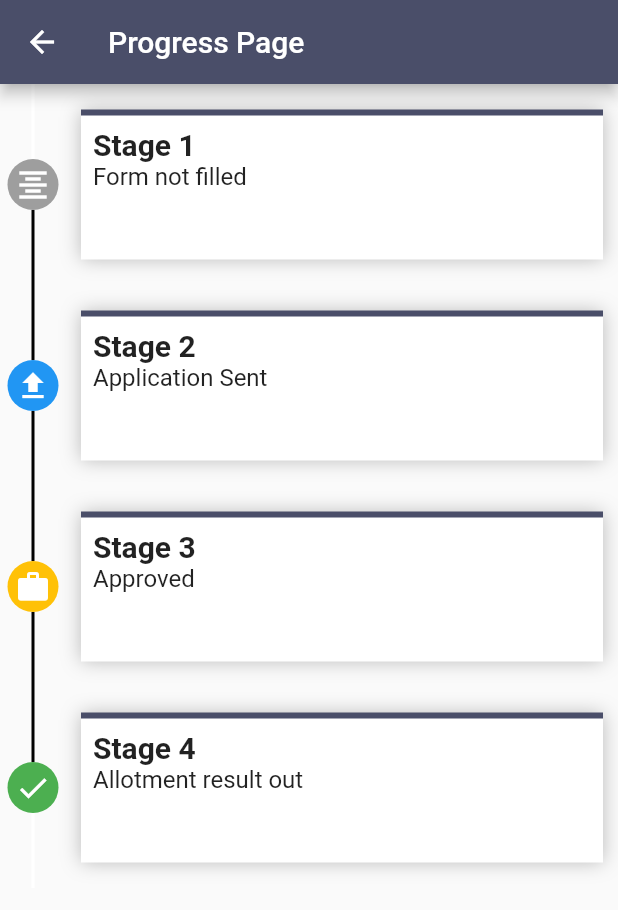
After one commit to ABNarwal/MelaKDB, a Flutter app: the ProfilePage screen opened directly, after a tap on "Check Progress", on a phone screen of 412 x 824 dp. The commit adds this screen. Shown: the top 910 px of the screen. Run offline on Flutter 3.47's test engine with Material 2 defaults, Android fonts, the phone set to English and light mode, and no system bars; our stand-ins replace file_picker, firebase_auth, firebase_core, fluttertoast, get, google_sign_in and 3 more; accounts and stored records are empty.

Commit message:
added progress+ search

```diff
--- a/lib/main.dart
+++ b/lib/main.dart
@@ -1,6 +1,7 @@
 import 'package:firebase_core/firebase_core.dart';
 import 'package:http/http.dart';
 import 'package:flutter/material.dart';
+import 'package:mgmt/pages/Display.dart';
 import 'package:mgmt/pages/ShowListPage.dart';
 import 'package:mgmt/pages/details.dart';
 import 'package:mgmt/pages/list.dart';
@@ -11,6 +12,7 @@ import 'package:mgmt/pages/profile.dart';
 import 'package:mgmt/provider/google_sign_in.dart';
 import 'package:provider/provider.dart';
 import 'package:http/http.dart' as http;
+import 'package:timelines/timelines.dart';
 
 const primaryColor = Color(0xFF4a4e69);
 Future<void> main() async {
@@ -32,6 +34,6 @@ class MyApp extends StatelessWidget {
   @override
   Widget build(BuildContext context) => Scaffold(
         //body: ShopAlloc(),
-        body: ProfilePage(),
+        body: DisplayPage(),
       );
 }
--- a/lib/pages/profile.dart
+++ b/lib/pages/profile.dart
@@ -3,6 +3,7 @@ import 'package:mgmt/pages/Gallery.dart';
 import 'package:mgmt/pages/details.dart';
 import 'package:flutter/material.dart';
 import 'package:mgmt/pages/home.dart';
+import 'package:mgmt/pages/progress.dart';
 import 'package:mgmt/pages/raiseIssue.dart';
 
 class ProfilePage extends StatefulWidget {
@@ -82,36 +83,36 @@ class _ProfilePageState extends State<ProfilePage> {
                 const SizedBox(
                   height: 10,
                 ),
-                SizedBox(
-                  // height: 80,
-                  child: Card(
-                    semanticContainer: false,
-                    //clipBehavior:
-                    elevation: 10,
-                    //shadowColor: Color(0xff1DB954),
-                    color: Color(0xff4a4e69),
-                    margin: EdgeInsets.all(5),
-                    child: Column(
-                      crossAxisAlignment: CrossAxisAlignment.center,
-                      mainAxisAlignment: MainAxisAlignment.center,
-                      children: [
-                        ListTile(
-                          leading: Icon(
-                            Icons.settings,
-                            color: Colors.white,
-                          ),
-                          title: Text(
-                            'Settings',
-                            style: TextStyle(color: Colors.white),
-                          ),
-                        ),
-                      ],
-                    ),
-                  ),
-                ),
-                const SizedBox(
-                  height: 10,
-                ),
+                // SizedBox(
+                //   // height: 80,
+                //   child: Card(
+                //     semanticContainer: false,
+                //     //clipBehavior:
+                //     elevation: 10,
+                //     //shadowColor: Color(0xff1DB954),
+                //     color: Color(0xff4a4e69),
+                //     margin: EdgeInsets.all(5),
+                //     child: Column(
+                //       crossAxisAlignment: CrossAxisAlignment.center,
+                //       mainAxisAlignment: MainAxisAlignment.center,
+                //       children: [
+                //         ListTile(
+                //           leading: Icon(
+                //             Icons.settings,
+                //             color: Colors.white,
+                //           ),
+                //           title: Text(
+                //             'Settings',
+                //             style: TextStyle(color: Colors.white),
+                //           ),
+                //         ),
+                //       ],
+                //     ),
+                //   ),
+                // ),
+                // const SizedBox(
+                //   height: 10,
+                // ),
                 SizedBox(
                   // height: 80,
                   child: Card(
@@ -216,6 +217,44 @@ class _ProfilePageState extends State<ProfilePage> {
                     ),
                   ),
                 ),
+                const SizedBox(
+                  height: 10,
+                ),
+                SizedBox(
+                  // height: 80,
+                  child: Card(
+                    semanticContainer: false,
+                    //clipBehavior:
+                    elevation: 10,
+                    //shadowColor: Color(0xff1DB954),
+                    color: Color(0xff4a4e69),
+                    margin: EdgeInsets.all(5),
+                    child: Column(
+                      crossAxisAlignment: CrossAxisAlignment.center,
+                      mainAxisAlignment: MainAxisAlignment.center,
+                      children: [
+                        ListTile(
+                          leading: const Icon(
+                            Icons.priority_high,
+                            color: Colors.white,
+                          ),
+                          title: const Text(
+                            'Check Progress',
+                            style: TextStyle(color: Colors.white),
+                          ),
+                          onTap: () => {
+                            Navigator.push(
+                              context,
+                              MaterialPageRoute(
+                                builder: (context) => ProgressPage(),
+                              ),
+                            ),
+                          },
+                        ),
+                      ],
+                    ),
+                  ),
+                ),
               ],
             ),
           ),
--- /dev/null
+++ b/lib/pages/progress.dart
@@ -0,0 +1,133 @@
+import 'dart:developer';
+import 'timelineCard.dart';
+import 'package:flutter/material.dart';
+import 'package:timelines/timelines.dart';
+
+class ProgressPage extends StatelessWidget {
+  const ProgressPage({Key? key}) : super(key: key);
+
+  @override
+  Widget build(BuildContext context) {
+    return Scaffold(
+      appBar: AppBar(
+        title: Text('Progress Page'),
+        backgroundColor: Color(0xff4a4e69),
+      ),
+      body: Center(
+        child: TimeLine(),
+      ),
+    );
+  }
+}
+
+class TimeLine extends StatefulWidget {
+  const TimeLine({Key? key}) : super(key: key);
+
+  @override
+  State<TimeLine> createState() => _TimeLineState();
+}
+
+class _TimeLineState extends State<TimeLine> {
+  List<Color> colors = [Colors.grey, Colors.blue, Colors.amber, Colors.green];
+  late List<TimelineCard> timeline;
+  @override
+  void initState() {
+    // TODO: implement initState
+    super.initState();
+    timeline = _getCards();
+  }
+
+  @override
+  Widget build(BuildContext context) {
+    return Container(
+      child: ListView.builder(
+        itemCount: timeline.length,
+        itemBuilder: (context, index) {
+          return Container(
+            child: Row(
+              children: [
+                Column(
+                  children: [
+                    Container(
+                      width: 2,
+                      height: 50,
+                      color: index == 0 ? Colors.white : Colors.black,
+                    ),
+                    Container(
+                      margin: EdgeInsets.only(left: 5, right: 5),
+                      padding: EdgeInsets.all(5),
+                      decoration: BoxDecoration(
+                          color: colors[(index) % 4],
+                          borderRadius: BorderRadius.circular(50)),
+                      child: Icon(
+                        timeline[index].icon,
+                        color: Colors.white,
+                      ),
+                    ),
+                    Container(
+                      width: 2,
+                      height: 50,
+                      color: index == timeline.length - 1
+                          ? Colors.white
+                          : Colors.black,
+                    ),
+                  ],
+                ),
+                Expanded(
+                  child: Container(
+                    margin: EdgeInsets.all(10),
+                    decoration: BoxDecoration(
+                      color: Colors.white,
+                      border: Border(
+                        top: BorderSide(width: 4, color: Color(0xff4a4e69)),
+                      ),
+                      boxShadow: [
+                        BoxShadow(
+                          blurRadius: 10,
+                          color: Colors.black26,
+                        ),
+                      ],
+                    ),
+                    height: 100,
+                    child: Padding(
+                      padding: const EdgeInsets.all(8.0),
+                      child: Column(
+                        crossAxisAlignment: CrossAxisAlignment.start,
+                        children: [
+                          Text(
+                            timeline[index].title,
+                            style: TextStyle(
+                              fontSize: 20,
+                              fontWeight: FontWeight.bold,
+                            ),
+                          ),
+                          Text(
+                            timeline[index].description,
+                            style: TextStyle(
+                              fontSize: 16,
+                            ),
+                          ),
+                        ],
+                      ),
+                    ),
+                  ),
+                ),
+              ],
+            ),
+          );
+        },
+      ),
+    );
+  }
+}
+
+List<TimelineCard> _getCards() {
+  List<TimelineCard> timelineCard = [];
+  timelineCard.add(
+      TimelineCard("Stage 1", "Form not filled", Icons.format_align_center));
+  timelineCard.add(TimelineCard("Stage 2", "Application Sent", Icons.upload));
+  timelineCard.add(TimelineCard("Stage 3", "Approved", Icons.work));
+  timelineCard
+      .add(TimelineCard("Stage 4", "Allotment result out", Icons.check));
+  return timelineCard;
+}
--- /dev/null
+++ b/lib/pages/timelineCard.dart
@@ -0,0 +1,9 @@
+import 'package:flutter/material.dart';
+
+class TimelineCard {
+  String title;
+  String description;
+  IconData icon;
+
+  TimelineCard(this.title, this.description, this.icon);
+}
--- a/pubspec.yaml
+++ b/pubspec.yaml
@@ -42,6 +42,7 @@ dependencies:
   image_picker: ^0.8.5+3
   provider: ^6.0.3
   snippet_coder_utils: ^1.0.12
+  timelines: ^0.1.0
 
 dev_dependencies:
   flutter_lints: ^2.0.0
```
Also changed, not shown: lib/pages/Display.dart (added, +99 -0 lines), pubspec.lock.
